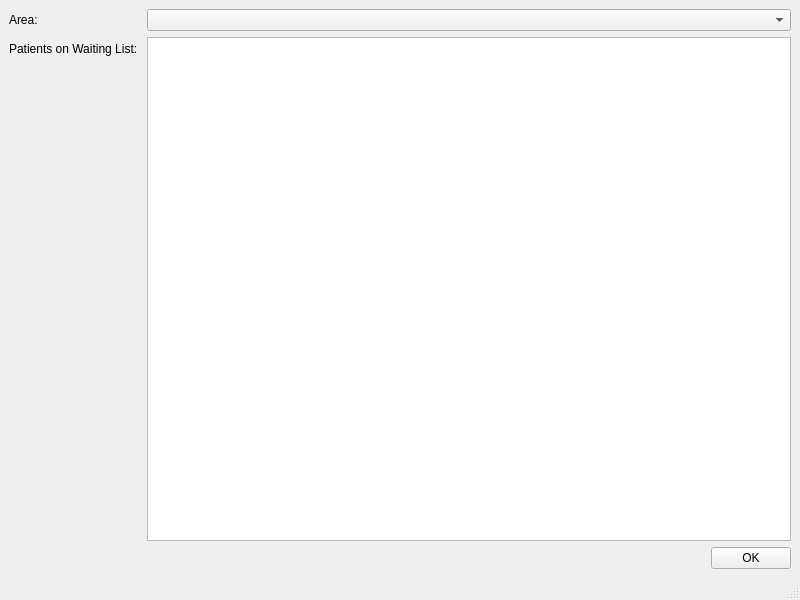
Qt form viewwaitinglist.ui (hummushaman/EOBCproject) before a commit.
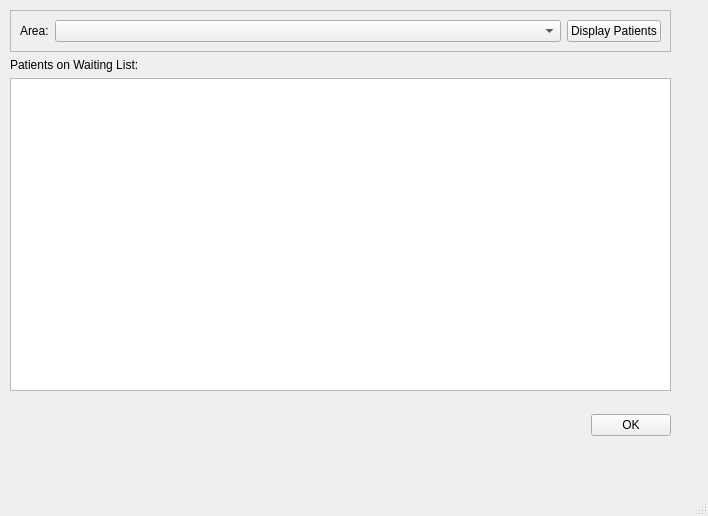
The same form after that commit.

```diff
--- a/viewwaitinglist.ui
+++ b/viewwaitinglist.ui
@@ -6,71 +6,110 @@
    <rect>
     <x>0</x>
     <y>0</y>
-    <width>800</width>
-    <height>600</height>
+    <width>708</width>
+    <height>516</height>
    </rect>
   </property>
   <property name="windowTitle">
    <string>MainWindow</string>
   </property>
   <widget class="QWidget" name="centralwidget">
-   <layout class="QVBoxLayout" name="verticalLayout_2">
-    <item>
-     <layout class="QVBoxLayout" name="verticalLayout">
-      <item>
-       <layout class="QFormLayout" name="formLayout">
-        <property name="fieldGrowthPolicy">
-         <enum>QFormLayout::AllNonFixedFieldsGrow</enum>
-        </property>
-        <item row="0" column="0">
+   <widget class="QWidget" name="">
+    <property name="geometry">
+     <rect>
+      <x>10</x>
+      <y>400</y>
+      <width>661</width>
+      <height>51</height>
+     </rect>
+    </property>
+    <layout class="QHBoxLayout" name="horizontalLayout">
+     <item>
+      <spacer name="horizontalSpacer">
+       <property name="orientation">
+        <enum>Qt::Horizontal</enum>
+       </property>
+       <property name="sizeHint" stdset="0">
+        <size>
+         <width>40</width>
+         <height>20</height>
+        </size>
+       </property>
+      </spacer>
+     </item>
+     <item>
+      <widget class="QPushButton" name="OKButton">
+       <property name="text">
+        <string>OK</string>
+       </property>
+      </widget>
+     </item>
+    </layout>
+   </widget>
+   <widget class="QWidget" name="">
+    <property name="geometry">
+     <rect>
+      <x>10</x>
+      <y>10</y>
+      <width>661</width>
+      <height>381</height>
+     </rect>
+    </property>
+    <layout class="QVBoxLayout" name="verticalLayout">
+     <item>
+      <widget class="QFrame" name="frame">
+       <property name="frameShape">
+        <enum>QFrame::StyledPanel</enum>
+       </property>
+       <property name="frameShadow">
+        <enum>QFrame::Raised</enum>
+       </property>
+       <layout class="QHBoxLayout" name="horizontalLayout_2">
+        <item>
          <widget class="QLabel" name="label">
           <property name="text">
            <string>Area:</string>
           </property>
          </widget>
         </item>
-        <item row="0" column="1">
-         <widget class="QComboBox" name="comboBox"/>
-        </item>
-        <item row="1" column="0">
-         <widget class="QLabel" name="label_2">
-          <property name="text">
-           <string>Patients on Waiting List: </string>
+        <item>
+         <widget class="QComboBox" name="comboBox_areas">
+          <property name="sizePolicy">
+           <sizepolicy hsizetype="Expanding" vsizetype="Fixed">
+            <horstretch>0</horstretch>
+            <verstretch>0</verstretch>
+           </sizepolicy>
           </property>
          </widget>
         </item>
-        <item row="1" column="1">
-         <widget class="QListWidget" name="listWidget"/>
-        </item>
-       </layout>
-      </item>
-      <item>
-       <layout class="QHBoxLayout" name="horizontalLayout">
         <item>
-         <spacer name="horizontalSpacer">
-          <property name="orientation">
-           <enum>Qt::Horizontal</enum>
+         <widget class="QPushButton" name="DisplayButton">
+          <property name="sizePolicy">
+           <sizepolicy hsizetype="Fixed" vsizetype="Fixed">
+            <horstretch>0</horstretch>
+            <verstretch>0</verstretch>
+           </sizepolicy>
           </property>
-          <property name="sizeHint" stdset="0">
-           <size>
-            <width>40</width>
-            <height>20</height>
-           </size>
-          </property>
-         </spacer>
-        </item>
-        <item>
-         <widget class="QPushButton" name="OKButton">
           <property name="text">
-           <string>OK</string>
+           <string>Display Patients</string>
           </property>
          </widget>
         </item>
        </layout>
-      </item>
-     </layout>
-    </item>
-   </layout>
+      </widget>
+     </item>
+     <item>
+      <widget class="QLabel" name="label_2">
+       <property name="text">
+        <string>Patients on Waiting List: </string>
+       </property>
+      </widget>
+     </item>
+     <item>
+      <widget class="QListWidget" name="listWidget_patients"/>
+     </item>
+    </layout>
+   </widget>
   </widget>
   <widget class="QMenuBar" name="menubar">
    <property name="geometry">
```
Left out of the diff: 4 changed lines with no effect on the pictures.
